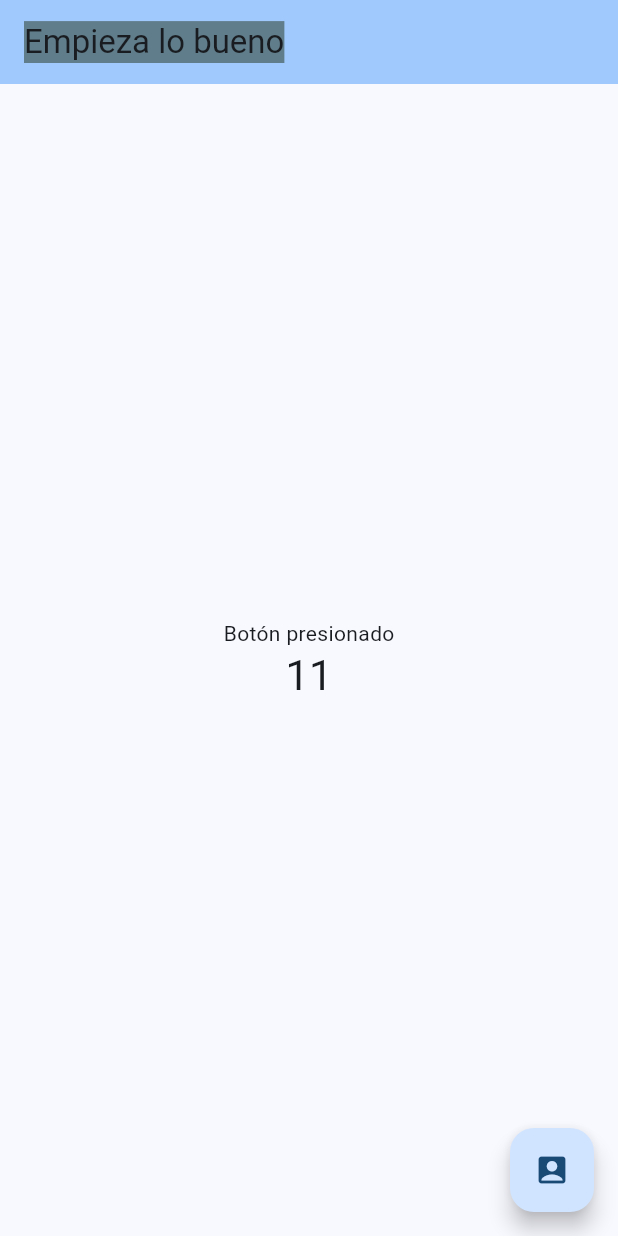
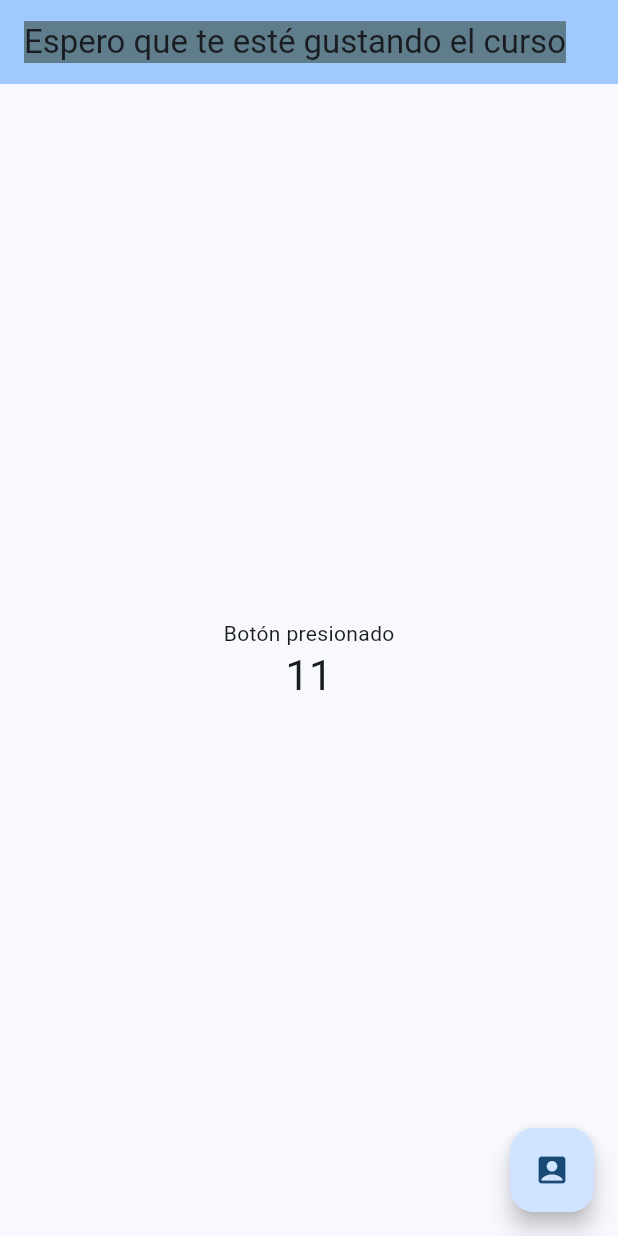
Before and after one commit to rlazarteg/AppCursoGit, a Flutter app: the screen it shows after launch, on a phone screen of 412 x 824 dp. Run offline on Flutter 3.47's test engine with Material 3 defaults, Android fonts, the phone set to English and light mode, and no system bars.

Commit message:
Espero que te guste el curso

```diff
--- a/lib/main.dart
+++ b/lib/main.dart
@@ -19,7 +19,7 @@ class MyApp extends StatelessWidget {
         useMaterial3: true,
       ),
 
-      home: const MyHomePage(title: 'Empieza lo bueno'),
+      home: const MyHomePage(title: 'Espero que te esté gustando el curso'),
 
     );
   }
```
